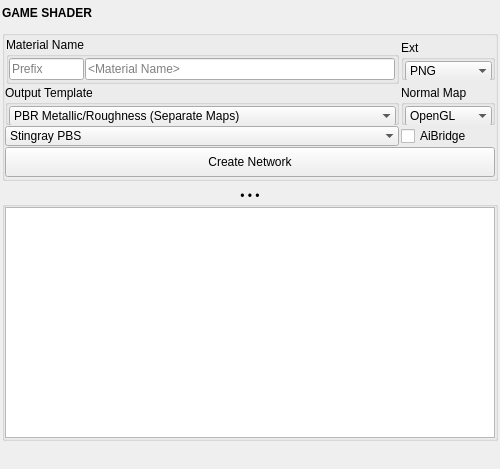
m3trik/mayatk, file mayatk/mat_utils/game_shader.ui: the form before one commit.
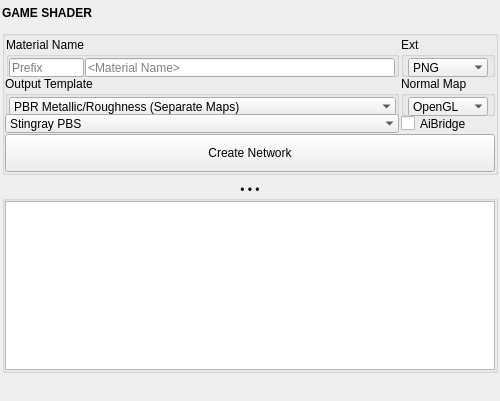
The form after the commit. Custom widgets are drawn as their Qt base class.

What changed in the file:
```diff
--- a/mayatk/mat_utils/game_shader.ui
+++ b/mayatk/mat_utils/game_shader.ui
@@ -10,7 +10,7 @@
     <x>0</x>
     <y>0</y>
     <width>500</width>
-    <height>469</height>
+    <height>401</height>
    </rect>
   </property>
   <property name="windowTitle">
@@ -151,14 +151,14 @@
              <widget class="ComboBox" name="cmb003">
               <property name="minimumSize">
                <size>
-                <width>0</width>
-                <height>20</height>
+                <width>80</width>
+                <height>19</height>
                </size>
               </property>
               <property name="maximumSize">
                <size>
-                <width>999</width>
-                <height>20</height>
+                <width>80</width>
+                <height>19</height>
                </size>
               </property>
               <property name="toolTip">
@@ -221,14 +221,14 @@
           <widget class="QCheckBox" name="chk000">
            <property name="minimumSize">
             <size>
-             <width>0</width>
-             <height>20</height>
+             <width>80</width>
+             <height>19</height>
             </size>
            </property>
            <property name="maximumSize">
             <size>
-             <width>16777215</width>
-             <height>20</height>
+             <width>80</width>
+             <height>19</height>
             </size>
            </property>
            <property name="toolTip">
@@ -276,14 +276,14 @@
              <widget class="ComboBox" name="cmb001">
               <property name="minimumSize">
                <size>
-                <width>0</width>
-                <height>20</height>
+                <width>80</width>
+                <height>19</height>
                </size>
               </property>
               <property name="maximumSize">
                <size>
-                <width>16777215</width>
-                <height>20</height>
+                <width>80</width>
+                <height>19</height>
                </size>
               </property>
               <property name="toolTip">
@@ -357,16 +357,22 @@
             </property>
             <item>
              <widget class="QLineEdit" name="txt002">
+              <property name="sizePolicy">
+               <sizepolicy hsizetype="Fixed" vsizetype="Fixed">
+                <horstretch>0</horstretch>
+                <verstretch>0</verstretch>
+               </sizepolicy>
+              </property>
               <property name="minimumSize">
                <size>
-                <width>50</width>
-                <height>20</height>
+                <width>75</width>
+                <height>19</height>
                </size>
               </property>
               <property name="maximumSize">
                <size>
                 <width>75</width>
-                <height>16777215</height>
+                <height>19</height>
                </size>
               </property>
               <property name="toolTip">
@@ -382,13 +388,13 @@
               <property name="minimumSize">
                <size>
                 <width>0</width>
-                <height>20</height>
+                <height>19</height>
                </size>
               </property>
               <property name="maximumSize">
                <size>
                 <width>999</width>
-                <height>16777215</height>
+                <height>19</height>
                </size>
               </property>
               <property name="toolTip">
@@ -440,13 +446,13 @@
               <property name="minimumSize">
                <size>
                 <width>0</width>
-                <height>20</height>
+                <height>19</height>
                </size>
               </property>
               <property name="maximumSize">
                <size>
                 <width>999</width>
-                <height>20</height>
+                <height>19</height>
                </size>
               </property>
               <property name="toolTip">
@@ -524,13 +530,13 @@
            <property name="minimumSize">
             <size>
              <width>200</width>
-             <height>30</height>
+             <height>38</height>
             </size>
            </property>
            <property name="maximumSize">
             <size>
              <width>16777215</width>
-             <height>30</height>
+             <height>38</height>
             </size>
            </property>
            <property name="text">
@@ -545,13 +551,13 @@
              <property name="minimumSize">
               <size>
                <width>0</width>
-               <height>20</height>
+               <height>19</height>
               </size>
              </property>
              <property name="maximumSize">
               <size>
                <width>16777215</width>
-               <height>20</height>
+               <height>19</height>
               </size>
              </property>
              <property name="toolTip">
@@ -619,7 +625,7 @@
           <number>0</number>
          </property>
          <item>
-          <widget class="QTextEdit" name="txt001">
+          <widget class="QTextBrowser" name="txt001">
            <property name="verticalScrollBarPolicy">
             <enum>Qt::ScrollBarAlwaysOff</enum>
            </property>
```
Left out of the diff: 6 changed lines with no effect on the pictures.
